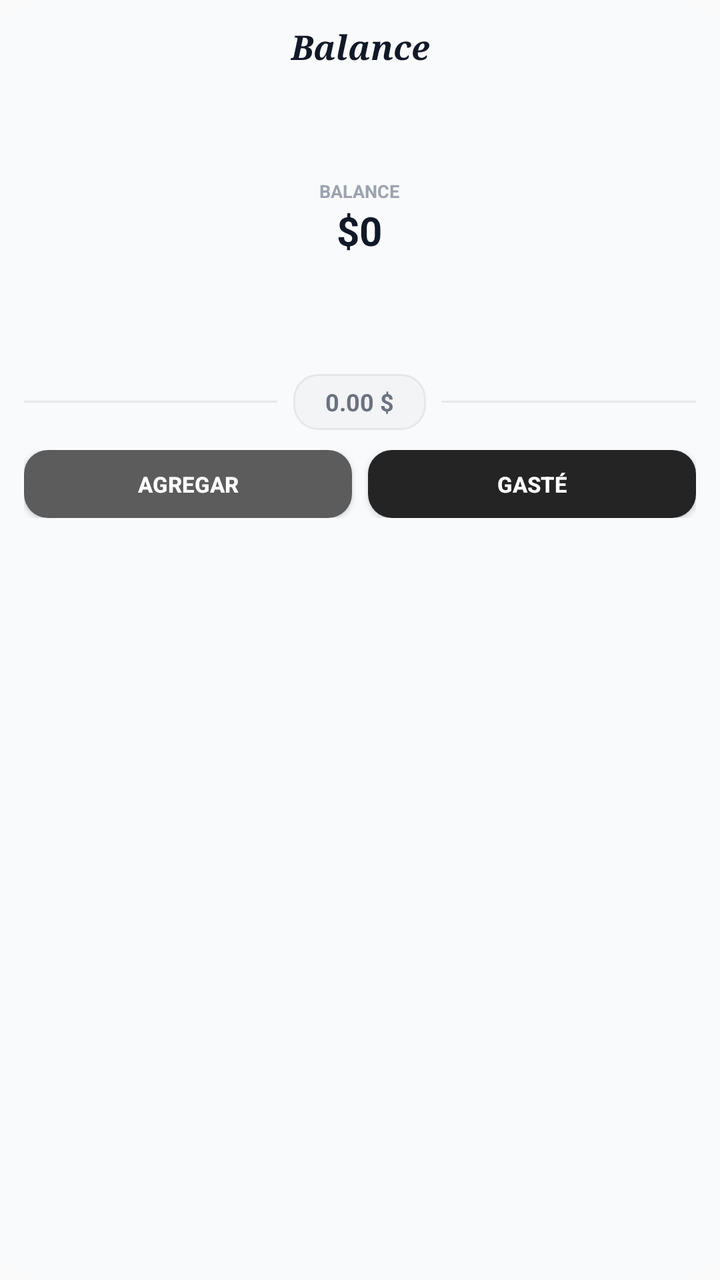
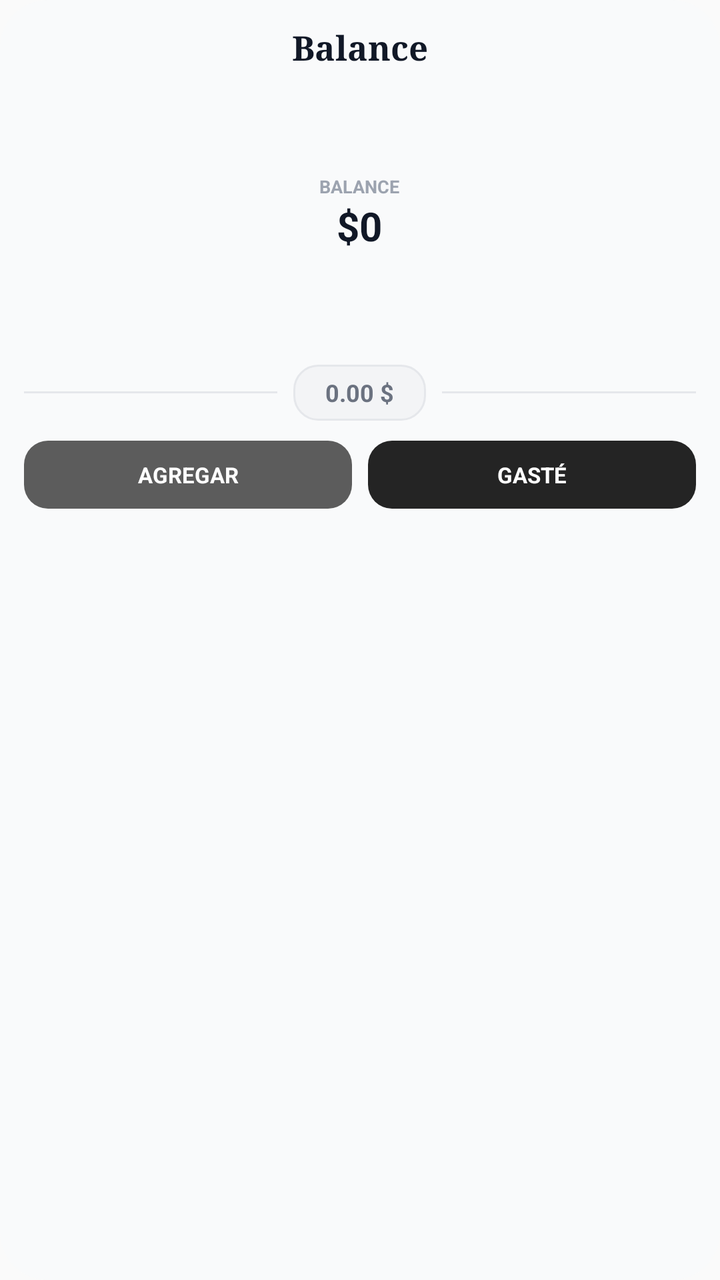

Compare the two renders of this Android layout. The source of the first and the diff that turns it into the second are given below.
<!-- AndroidManifest.xml: application theme AppTheme -->
<!-- res/layout/widget_balance.xml -->
<?xml version="1.0" encoding="utf-8"?>
<LinearLayout xmlns:android="http://schemas.android.com/apk/res/android"
    android:layout_width="match_parent"
    android:layout_height="match_parent"
    android:orientation="vertical"
    android:background="@drawable/widget_balance_background"
    android:padding="12dp"
    android:gravity="center_horizontal">

    
    <TextView
        android:id="@+id/widget_balance_title"
        android:layout_width="wrap_content"
        android:layout_height="wrap_content"
        android:text="Balance"
        android:textSize="17sp"
        android:textStyle="bold|italic"
        android:textColor="#111827"
        android:fontFamily="serif"
        android:layout_marginBottom="4dp" />

    
    <FrameLayout
        android:layout_width="140dp"
        android:layout_height="140dp"
        android:layout_marginBottom="8dp">

        
        <ImageView
            android:id="@+id/widget_balance_chart"
            android:layout_width="match_parent"
            android:layout_height="match_parent"
            android:scaleType="fitCenter" />

        
        <LinearLayout
            android:layout_width="wrap_content"
            android:layout_height="wrap_content"
            android:layout_gravity="center"
            android:orientation="vertical"
            android:gravity="center">

            <TextView
                android:id="@+id/widget_balance_label"
                android:layout_width="wrap_content"
                android:layout_height="wrap_content"
                android:text="BALANCE"
                android:textSize="9sp"
                android:textStyle="bold"
                android:textColor="#9CA3AF" />

            <TextView
                android:id="@+id/widget_balance_amount"
                android:layout_width="wrap_content"
                android:layout_height="wrap_content"
                android:text="$0"
                android:textSize="20sp"
                android:textStyle="bold"
                android:textColor="#111827"
                android:gravity="center" />

        </LinearLayout>

    </FrameLayout>

    
    <LinearLayout
        android:layout_width="match_parent"
        android:layout_height="wrap_content"
        android:orientation="horizontal"
        android:gravity="center_vertical"
        android:layout_marginBottom="10dp">

        <View
            android:layout_width="0dp"
            android:layout_height="1dp"
            android:layout_weight="1"
            android:background="#E5E7EB" />

        <TextView
            android:id="@+id/widget_balance_input_pill"
            android:layout_width="wrap_content"
            android:layout_height="28dp"
            android:layout_marginStart="8dp"
            android:layout_marginEnd="8dp"
            android:background="@drawable/widget_input_background"
            android:paddingStart="16dp"
            android:paddingEnd="16dp"
            android:text="0.00 $"
            android:textSize="12sp"
            android:textStyle="bold"
            android:textColor="#6B7280"
            android:gravity="center"
            android:clickable="true"
            android:focusable="true" />

        <View
            android:layout_width="0dp"
            android:layout_height="1dp"
            android:layout_weight="1"
            android:background="#E5E7EB" />

    </LinearLayout>

    
    <LinearLayout
        android:layout_width="match_parent"
        android:layout_height="wrap_content"
        android:orientation="horizontal"
        android:gravity="center"
        android:weightSum="2">

        <Button
            android:id="@+id/widget_balance_btn_income"
            android:layout_width="0dp"
            android:layout_height="34dp"
            android:layout_weight="1"
            android:layout_marginEnd="4dp"
            android:text="AGREGAR"
            android:textSize="11sp"
            android:textStyle="bold"
            android:textColor="#FFFFFF"
            android:background="@drawable/widget_btn_income_background"
            android:gravity="center" />

        <Button
            android:id="@+id/widget_balance_btn_expense"
            android:layout_width="0dp"
            android:layout_height="34dp"
            android:layout_weight="1"
            android:layout_marginStart="4dp"
            android:text="GASTÉ"
            android:textSize="11sp"
            android:textStyle="bold"
            android:textColor="#FFFFFF"
            android:background="@drawable/widget_btn_expense_background"
            android:gravity="center" />

    </LinearLayout>

</LinearLayout>
<!-- resources referenced by this layout -->
<resources>
  <!-- drawable widget_balance_background (drawable) -->
  <?xml version="1.0" encoding="utf-8"?>
  <shape xmlns:android="http://schemas.android.com/apk/res/android"
      android:shape="rectangle">
      <solid android:color="#F9FAFB" />
      <corners android:radius="24dp" />
  </shape>
  <!-- drawable widget_btn_expense_background (drawable) -->
  <?xml version="1.0" encoding="utf-8"?>
  <shape xmlns:android="http://schemas.android.com/apk/res/android"
      android:shape="rectangle">
      <solid android:color="#242424" />
      <corners android:radius="12dp" />
  </shape>
  <!-- drawable widget_btn_income_background (drawable) -->
  <?xml version="1.0" encoding="utf-8"?>
  <shape xmlns:android="http://schemas.android.com/apk/res/android"
      android:shape="rectangle">
      <solid android:color="#5c5c5c" />
      <corners android:radius="12dp" />
  </shape>
  <!-- drawable widget_input_background (drawable) -->
  <?xml version="1.0" encoding="utf-8"?>
  <shape xmlns:android="http://schemas.android.com/apk/res/android"
      android:shape="rectangle">
      <solid android:color="#F3F4F6" />
      <stroke android:width="1dp" android:color="#E5E7EB" />
      <corners android:radius="12dp" />
  </shape>
  <style name="AppTheme" parent="Theme.AppCompat.Light.DarkActionBar">
          
          <item name="colorPrimary">@color/colorPrimary</item>
          <item name="colorPrimaryDark">@color/colorPrimaryDark</item>
          <item name="colorAccent">@color/colorAccent</item>
      </style>
</resources>

<!-- the commit's change to res/layout/widget_balance.xml (unified diff, before → after) -->
@@ -14,15 +14,15 @@
         android:layout_height="wrap_content"
         android:text="Balance"
         android:textSize="17sp"
-        android:textStyle="bold|italic"
+        android:textStyle="bold"
         android:textColor="#111827"
         android:fontFamily="serif"
         android:layout_marginBottom="4dp" />
 
     
     <FrameLayout
-        android:layout_width="140dp"
-        android:layout_height="140dp"
+        android:layout_width="135dp"
+        android:layout_height="135dp"
         android:layout_marginBottom="8dp">
 
         
@@ -71,7 +71,8 @@
         android:gravity="center_vertical"
         android:layout_marginBottom="10dp">
 
-        <View
+        
+        <ImageView
             android:layout_width="0dp"
             android:layout_height="1dp"
             android:layout_weight="1"
@@ -90,11 +91,9 @@
             android:textSize="12sp"
             android:textStyle="bold"
             android:textColor="#6B7280"
-            android:gravity="center"
-            android:clickable="true"
-            android:focusable="true" />
+            android:gravity="center" />
 
-        <View
+        <ImageView
             android:layout_width="0dp"
             android:layout_height="1dp"
             android:layout_weight="1"
@@ -110,7 +109,7 @@
         android:gravity="center"
         android:weightSum="2">
 
-        <Button
+        <TextView
             android:id="@+id/widget_balance_btn_income"
             android:layout_width="0dp"
             android:layout_height="34dp"
@@ -123,7 +122,7 @@
             android:background="@drawable/widget_btn_income_background"
             android:gravity="center" />
 
-        <Button
+        <TextView
             android:id="@+id/widget_balance_btn_expense"
             android:layout_width="0dp"
             android:layout_height="34dp"
